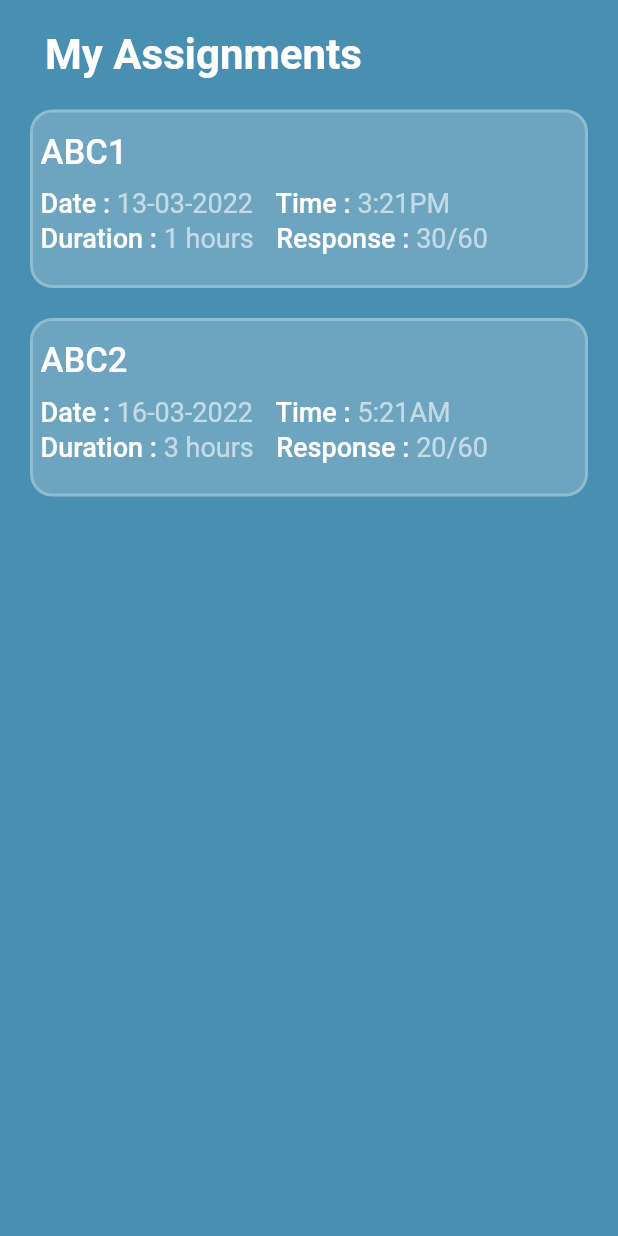
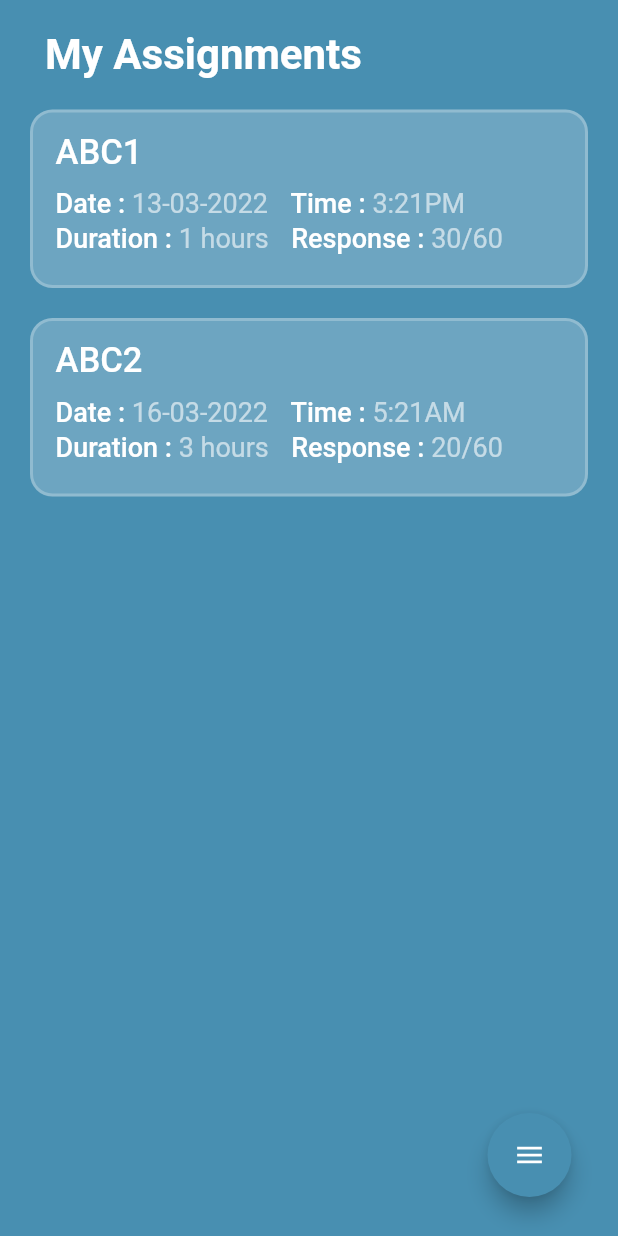
Before and after one commit to beowulf-rohan/DSC-Solution-Challange, a Flutter app: the TeacherClassScreen screen opened by its route, on a phone screen of 412 x 824 dp. Run offline on Flutter 3.47's test engine with Material 2 defaults, Android fonts, the light colour scheme and no system bars; drawn by our look-alikes of flutter_speed_dial; our stand-ins replace modal_progress_hud, rflutter_alert, shared_preferences; missing offline and left inert: fab_circular_menu; accounts and stored records are empty; Roboto replaces fonts that are missing (Fredoka).

Commit message:
Added Fab to add assignment and student

```diff
--- a/lib/screens/TeacherScreen/TeacherClassScreen.dart
+++ b/lib/screens/TeacherScreen/TeacherClassScreen.dart
@@ -1,5 +1,6 @@
 import 'package:fab_circular_menu/fab_circular_menu.dart';
 import 'package:flutter/material.dart';
+import 'package:flutter_speed_dial/flutter_speed_dial.dart';
 
 import '../../constants.dart';
 import 'TeacherReusable.dart';
@@ -34,7 +35,86 @@ class _TeacherClassScreenState extends State<TeacherClassScreen> {
                 response: '20/60'),
           ],
         ),
+        // floatingActionButton: Padding(
+        //   padding: EdgeInsets.only(bottom: 10, right: 15, top: 0, left: 0),
+        //   child: FabCircularMenu(
+        //     fabCloseColor: Colors.white.withOpacity(0.7),
+        //     fabOpenColor: Colors.white.withOpacity(0.7),
+        //     key: fabKey,
+        //     alignment: Alignment.bottomRight,
+        //     ringColor: Colors.white.withOpacity(0.7),
+        //     ringDiameter: 300.0,
+        //     ringWidth: 75.0,
+        //     fabSize: 60.0,
+        //     fabElevation: 8.0,
+        //     fabIconBorder: CircleBorder(),
+        //     fabColor: Colors.white,
+        //     fabOpenIcon: Icon(Icons.menu, color: kPrimaryColor),
+        //     fabCloseIcon: Icon(Icons.close, color: kPrimaryColor),
+        //     fabMargin: const EdgeInsets.all(16.0),
+        //     animationDuration: const Duration(milliseconds: 800),
+        //     animationCurve: Curves.easeInOutCirc,
+        //     onDisplayChange: (isOpen) {
+        //       //_showSnackBar(context, "The menu is ${isOpen ? "open" : "closed"}");
+        //     },
+        //     children: <Widget>[
+        //       RawMaterialButton(
+        //         onPressed: () {
+        //           // _showSnackBar(context, "You pressed 2");
+        //         },
+        //         shape: CircleBorder(),
+        //         padding: const EdgeInsets.all(12.0),
+        //         child: Icon(Icons.person_add, size: 30, color: kPrimaryColor),
+        //       ),
+        //       RawMaterialButton(
+        //         onPressed: () {
+        //           // Navigator.pushNamed(context, MakeNewClass.id);
+        //         },
+        //         shape: CircleBorder(),
+        //         padding: const EdgeInsets.all(12.0),
+        //         child:
+        //             Icon(Icons.note_add_sharp, size: 30, color: kPrimaryColor),
+        //       ),
+        //     ],
+        //   ),
+        // ),
+        floatingActionButton: _getFAB(),
       ),
     );
   }
 }
+
+Widget _getFAB() {
+  return Padding(
+    padding: EdgeInsets.only(bottom: 10, right: 15, top: 0, left: 0),
+    child: SpeedDial(
+      overlayColor: Colors.transparent,
+      animatedIcon: AnimatedIcons.menu_close,
+      animatedIconTheme: IconThemeData(size: 22),
+      backgroundColor: kPrimaryColor,
+      visible: true,
+      // curve: Curves.bounceIn,
+      children: [
+        // FAB 1
+        SpeedDialChild(
+          child: Icon(Icons.person_add, color: kPrimaryColor),
+          onTap: () {/* do anything */},
+          label: 'Add Student',
+          labelStyle: TextStyle(
+              fontWeight: FontWeight.w500, color: Colors.white, fontSize: 16.0),
+          labelBackgroundColor: kPrimaryColor,
+        ),
+        // FAB 2
+        SpeedDialChild(
+            child: Icon(Icons.assignment, color: kPrimaryColor),
+            onTap: () {},
+            label: 'Add Assignment',
+            labelStyle: TextStyle(
+                fontWeight: FontWeight.w500,
+                color: Colors.white,
+                fontSize: 16.0),
+            labelBackgroundColor: kPrimaryColor),
+      ],
+    ),
+  );
+}
--- a/lib/screens/TeacherScreen/TeacherReusable.dart
+++ b/lib/screens/TeacherScreen/TeacherReusable.dart
@@ -174,7 +174,7 @@ class AssignemntCard extends StatelessWidget {
           child: Row(
             children: [
               Padding(
-                padding: const EdgeInsets.symmetric(vertical: 3, horizontal: 5),
+                padding: const EdgeInsets.only(left: 15, top: 3, bottom: 3),
                 child: Column(
                   crossAxisAlignment: CrossAxisAlignment.start,
                   children: [
--- a/pubspec.yaml
+++ b/pubspec.yaml
@@ -39,6 +39,7 @@ dependencies:
   firebase: ^9.0.2
   modal_progress_hud: ^0.1.3
   fab_circular_menu: ^1.0.2
+  flutter_speed_dial: ^5.0.0+1
 
 dev_dependencies:
   flutter_test:
```
Also changed, not shown: pubspec.lock.
